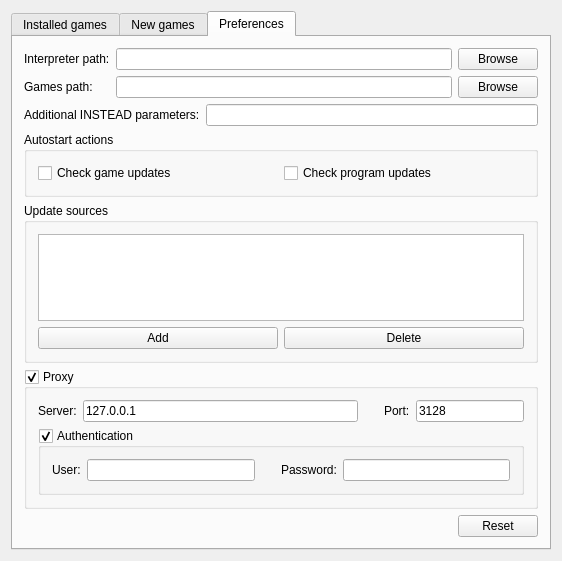
Qt form mainwindow.ui (instead-hub/instead-launcher) before a commit.
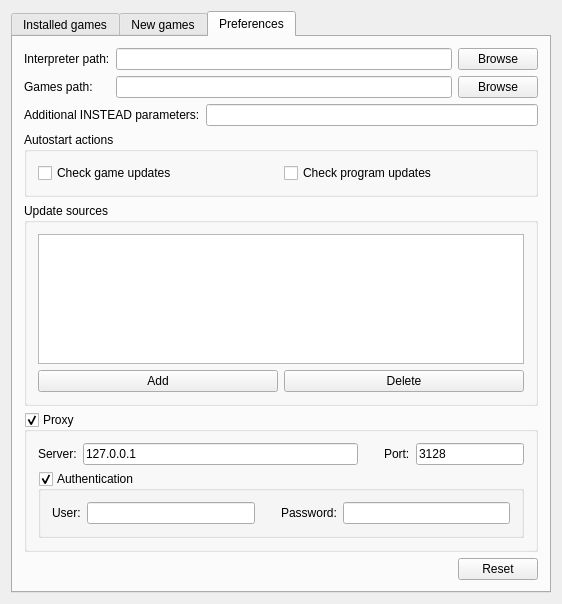
The same form after that commit.

Diff of the .ui file:
```diff
--- a/mainwindow.ui
+++ b/mainwindow.ui
@@ -7,7 +7,7 @@
     <x>0</x>
     <y>0</y>
     <width>562</width>
-    <height>561</height>
+    <height>604</height>
    </rect>
   </property>
   <property name="windowTitle">
@@ -309,6 +309,18 @@
           <layout class="QVBoxLayout" name="verticalLayout_7">
            <item>
             <widget class="QListWidget" name="updateUrlList">
+             <property name="minimumSize">
+              <size>
+               <width>0</width>
+               <height>0</height>
+              </size>
+             </property>
+             <property name="baseSize">
+              <size>
+               <width>0</width>
+               <height>0</height>
+              </size>
+             </property>
              <property name="horizontalScrollBarPolicy">
               <enum>Qt::ScrollBarAlwaysOff</enum>
              </property>
```
